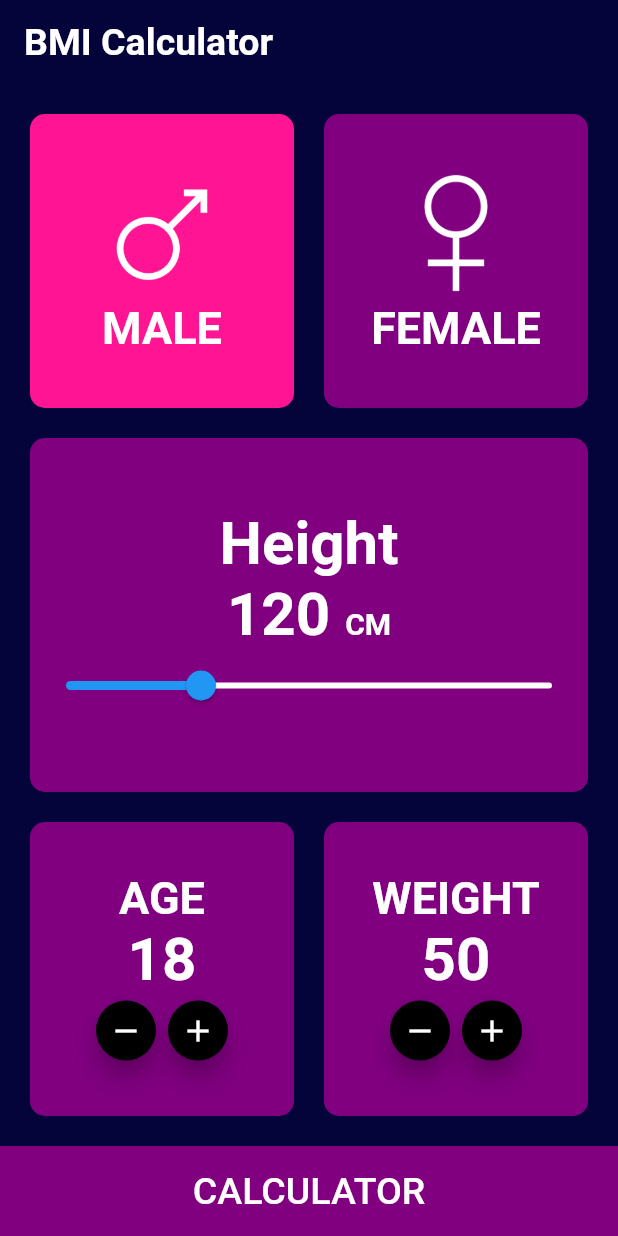
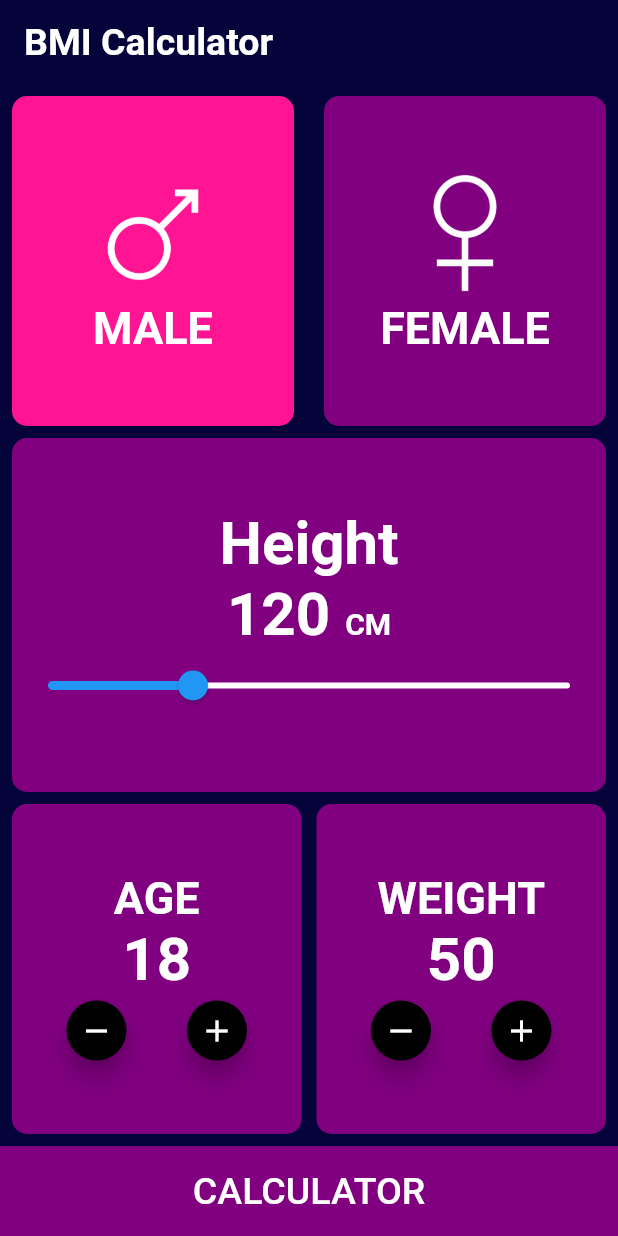
Before and after one commit to HusseinMohamed99/BMI-Calculator, a Flutter app: the screen it shows after launch, on a phone screen of 412 x 824 dp. Run offline on Flutter 3.47's test engine with Material 2 defaults, Android fonts, the phone set to English and light mode, and no system bars; our stand-ins replace hexcolor.

Commit message:
update pub.yaml

```diff
--- a/lib/main.dart
+++ b/lib/main.dart
@@ -5,16 +5,12 @@ void main() {
   runApp(const MyApp());
 }
 
-// Stateless
-// Stateful
 
-// class MyApp
 
 class MyApp extends StatelessWidget {
   const MyApp({Key? key}) : super(key: key);
 
-// constructor
-// build
+
 
   @override
   Widget build(BuildContext context) {
--- a/lib/modules/BMI_Screen.dart
+++ b/lib/modules/BMI_Screen.dart
@@ -38,7 +38,7 @@ class _BMI_ScreenState extends State<BMI_Screen> {
             // Part 1
             Expanded(
               child: Padding(
-                padding: const EdgeInsets.all(20.0),
+                padding: const EdgeInsets.all(8.0),
                 child: Row(
                   children: [
                     Expanded(
@@ -135,7 +135,7 @@ class _BMI_ScreenState extends State<BMI_Screen> {
             Expanded(
                 child: Padding(
               padding: const EdgeInsets.symmetric(
-                horizontal: 20.0,
+                horizontal: 8.0,
               ),
               child: Container(
                 decoration: BoxDecoration(
@@ -200,7 +200,7 @@ class _BMI_ScreenState extends State<BMI_Screen> {
             // Part 3
             Expanded(
               child: Padding(
-                padding: const EdgeInsets.all(20.0),
+                padding: const EdgeInsets.all(8.0),
                 child: Row(
                   children: [
                     Expanded(
@@ -232,7 +232,7 @@ class _BMI_ScreenState extends State<BMI_Screen> {
                               ),
                             ),
                             Row(
-                              mainAxisAlignment: MainAxisAlignment.center,
+                              mainAxisAlignment: MainAxisAlignment.spaceEvenly,
                               children: [
                                 FloatingActionButton(
                                   onPressed: () {
@@ -267,7 +267,7 @@ class _BMI_ScreenState extends State<BMI_Screen> {
                       ),
                     ),
                     SizedBox(
-                      width: 20.0,
+                      width: 10.0,
                     ),
                     Expanded(
                       child: Container(
@@ -297,7 +297,7 @@ class _BMI_ScreenState extends State<BMI_Screen> {
                               ),
                             ),
                             Row(
-                              mainAxisAlignment: MainAxisAlignment.center,
+                              mainAxisAlignment: MainAxisAlignment.spaceEvenly,
                               children: [
                                 FloatingActionButton(
                                   onPressed: () {
--- a/pubspec.yaml
+++ b/pubspec.yaml
@@ -18,7 +18,7 @@ publish_to: 'none' # Remove this line if you wish to publish to pub.dev
 version: 1.0.0+1
 
 environment:
-  sdk: ">=2.17.0 <3.0.0"
+  sdk: ">=2.17.6 <3.0.0"
 
 # Dependencies specify other packages that your package needs in order to work.
 # To automatically upgrade your package dependencies to the latest versions
```
Also changed, not shown: lib/modules/BMI_Result_Screen.dart (+10 -11 lines), pubspec.lock.
